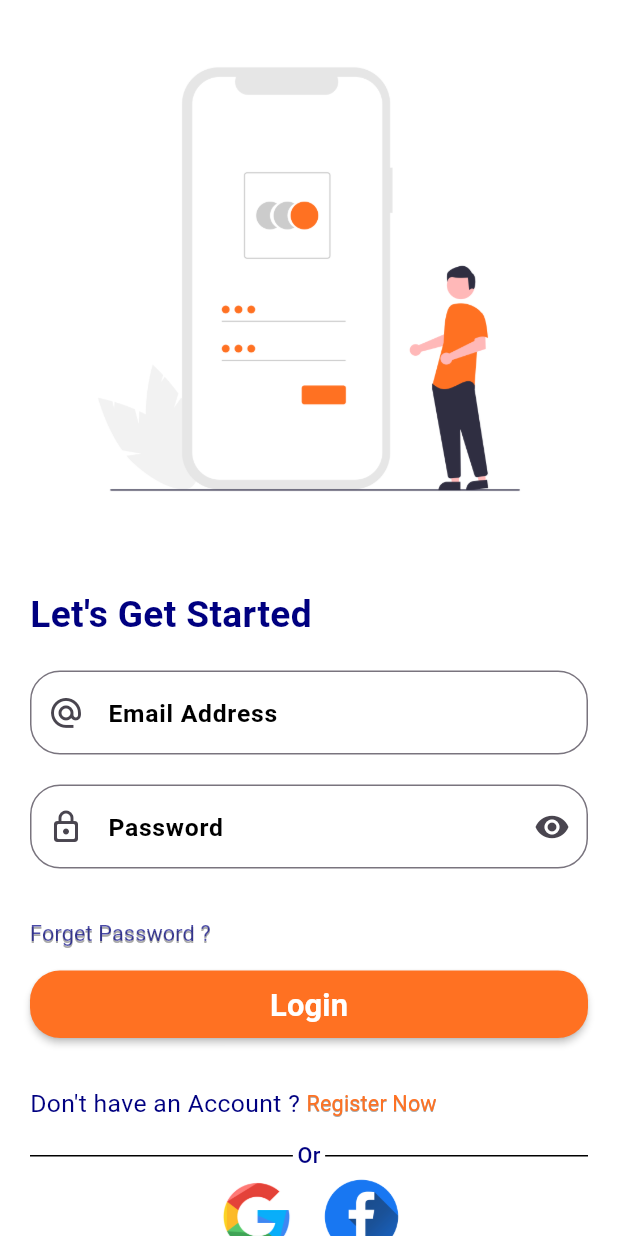
After one commit to NawwarAlbadawi/Travanix-mobileApp, a Flutter app: the LoginScreenView screen opened by its route, on a phone screen of 412 x 824 dp. The commit adds this screen. Run offline on Flutter 3.47's test engine with Material 3 defaults, Android fonts, the light colour scheme and no system bars; our stand-ins replace flutter_bloc, font_awesome_flutter, go_router, step_progress_indicator; Roboto replaces fonts that are missing (Montserrat).

Commit message:
Creat login Screen

```diff
--- /dev/null
+++ b/lib/Features/authentication/data/cubit/change_password_visibility/change_password_secure_cubit.dart
@@ -0,0 +1,26 @@
+
+import 'package:flutter/material.dart';
+import 'package:flutter_bloc/flutter_bloc.dart';
+part 'change_password_secure_state.dart';
+class ChangePasswordSecureCubit extends Cubit<ChangePasswordSecureState> {
+  ChangePasswordSecureCubit() : super(ChangePasswordSecureInitial());
+
+  static  ChangePasswordSecureCubit get (context)=> BlocProvider.of(context);
+
+  IconData passwordIcon=Icons.remove_red_eye;
+  bool isVisible =true;
+  IconData changePasswordVisibility()
+  {
+    isVisible=!isVisible;
+    if(isVisible)
+      {
+        passwordIcon=Icons.remove_red_eye_outlined;
+      }
+    else
+      {
+        passwordIcon=Icons.visibility_off_outlined;
+      }
+    emit(ChangePasswordVisibility());
+    return passwordIcon;
+  }
+}
--- /dev/null
+++ b/lib/Features/authentication/data/cubit/change_password_visibility/change_password_secure_state.dart
@@ -0,0 +1,7 @@
+part of 'change_password_secure_cubit.dart';
+
+@immutable
+sealed class ChangePasswordSecureState {}
+
+final class ChangePasswordSecureInitial extends ChangePasswordSecureState {}
+final class ChangePasswordVisibility extends ChangePasswordSecureState {}
--- /dev/null
+++ b/lib/Features/authentication/views/login_screen.dart
@@ -0,0 +1,13 @@
+import 'package:flutter/material.dart';
+import 'package:travanix/Features/authentication/widgets/login_screen_body.dart';
+class LoginScreenView extends StatelessWidget {
+  const LoginScreenView({super.key});
+
+  @override
+  Widget build(BuildContext context) {
+    return  Scaffold(
+
+      body: LoginScreenBody(),
+    );
+  }
+}
--- /dev/null
+++ b/lib/Features/authentication/widgets/login_screen_body.dart
@@ -0,0 +1,129 @@
+import 'package:flutter/material.dart';
+
+import 'package:travanix/Features/authentication/widgets/password_form_field.dart';
+import 'package:travanix/Features/authentication/widgets/second_way_of_login.dart';
+import 'package:travanix/core/styles/app_colors.dart';
+import 'package:travanix/core/styles/app_text_styles.dart';
+import 'package:travanix/core/widgets/custom_material_button.dart';
+import 'package:travanix/core/widgets/custom_text_button.dart';
+import 'package:travanix/core/widgets/custom_text_form_field.dart';
+import 'package:travanix/generated/assets.dart';
+class LoginScreenBody extends StatelessWidget {
+   LoginScreenBody({super.key});
+  var  emailController=TextEditingController();
+
+
+  @override
+  Widget build(BuildContext context) {
+    return  CustomScrollView(
+      slivers: [
+        SliverToBoxAdapter(
+          child:Padding(
+            padding: const EdgeInsets.symmetric(
+                horizontal: 20
+            ),
+            child: Column(
+              crossAxisAlignment: CrossAxisAlignment.start,
+              children: [
+                AspectRatio(
+                  aspectRatio: 1,
+                  child: Container(
+                    width: double.infinity,
+                    decoration: const BoxDecoration(
+                        image:DecorationImage(
+                            image:AssetImage(
+                                Assets.imagesLogin
+                            )
+                        )
+                    ),
+                  ),
+                ),
+               const SizedBox(height: 20,),
+                Text('Let''\'s Get Started',style:
+                  AppTextStyles.styleSemiBold24(context), ),
+                const   SizedBox(height: 20,),
+                CustomTextFormField(
+                  prefix:const Icon(Icons.alternate_email_outlined,),
+                  controller:emailController ,
+                  hintText: 'Email Address',
+                  validator: (string)
+                  {
+                    if(string!.isEmpty)
+                    {
+                      return 'Email must Not be Empty';
+                    }
+                    return 'dsfr';
+                  },
+
+                ),
+                const  SizedBox(height: 20,),
+                PasswordFormField(),
+                const   SizedBox(height: 20,),
+                const  CustomTextButton(
+                  text: 'Forget Password ?',
+
+                ),
+                SizedBox(
+                  width: double.infinity,
+                  height: 45,
+                  child: CustomMaterialButton(
+                    onPressed: (){
+
+                    },
+                    text: 'Login',
+                    radius: 20,),
+                ),
+                const  SizedBox(height: 20,),
+                Row(
+                  children: [
+                    Text('Don''\'t have an Account ? ',
+                      style: AppTextStyles.styleRegular16(context),),
+                    const CustomTextButton(text: 'Register Now',
+                      textColor: basicColor,)
+                  ],
+                ),
+                Row(
+                  mainAxisAlignment: MainAxisAlignment.center,
+                  children: [
+                    Expanded(
+                      child: Padding(
+                        padding: const EdgeInsets.only(right: 3.0),
+                        child: Container(
+                          height: 1,
+
+                          color: Colors.black,
+                        ),
+                      ),
+                    ),
+                    Text('Or',
+
+                      style: AppTextStyles.styleMedium14(context),),
+                    Expanded(
+                      child: Padding(
+                        padding: const EdgeInsets.only(left: 3.0),
+                        child: Container(
+                          height: 1,
+
+                          color: Colors.black,
+                        ),
+                      ),
+                    ),
+
+
+
+                  ],),
+                const SizedBox(height: 5,),
+              ],
+            ),
+          ) ,
+        ),
+        const SliverFillRemaining(
+          hasScrollBody: false,
+
+          child: SecondWayOfLogin(),
+        )
+      ],
+
+    );
+  }
+}
--- /dev/null
+++ b/lib/Features/authentication/widgets/password_form_field.dart
@@ -0,0 +1,44 @@
+import 'package:flutter/material.dart';
+import 'package:flutter_bloc/flutter_bloc.dart';
+import 'package:font_awesome_flutter/font_awesome_flutter.dart';
+import 'package:travanix/Features/authentication/data/cubit/change_password_visibility/change_password_secure_cubit.dart';
+
+import 'package:travanix/core/widgets/custom_text_form_field.dart';
+class PasswordFormField extends StatelessWidget {
+   PasswordFormField({super.key});
+  static var   passwordController=TextEditingController();
+
+
+  @override
+  Widget build(BuildContext context) {
+    return  BlocProvider(
+      create:(context)=> ChangePasswordSecureCubit(),
+      child: BlocBuilder<ChangePasswordSecureCubit,ChangePasswordSecureState>(
+          builder:(context,state){
+            return CustomTextFormField(
+              prefix:const Icon(Icons.lock_outline_rounded,),
+              controller:passwordController ,
+              hintText: 'Password',
+              isPassword: ChangePasswordSecureCubit.get(context).isVisible,
+              suffix: IconButton(
+                icon: Icon(
+                ChangePasswordSecureCubit.get(context).passwordIcon,
+                ),
+                onPressed: (){
+                  ChangePasswordSecureCubit.get(context).changePasswordVisibility();
+                },
+              ),
+              validator: (string)
+              {
+                if(string!.isEmpty)
+                {
+                  return 'Password must Not be Empty';
+                }
+                return 'dsfr';
+              },
+
+            );
+          } ),
+    );
+  }
+}
--- /dev/null
+++ b/lib/Features/authentication/widgets/second_way_of_login.dart
@@ -0,0 +1,57 @@
+
+import 'package:flutter/material.dart';
+import 'package:travanix/generated/assets.dart';
+
+class SecondWayOfLogin extends StatelessWidget {
+  const SecondWayOfLogin({
+    super.key,
+  });
+
+  @override
+  Widget build(BuildContext context) {
+    return Row(
+      children: [
+        const    Spacer(),
+        Container(
+          padding: EdgeInsets.zero,
+          decoration: BoxDecoration(
+            borderRadius: BorderRadius.circular(20),
+
+          ),
+          height: 50,
+          child:const  AspectRatio(
+            aspectRatio:1,
+            child:  Image(
+              image: AssetImage(Assets.imagesGoogle),
+              fit: BoxFit.contain,
+
+
+            ),
+          ),
+        ),
+        const   SizedBox(width: 20,),
+        Container(
+          padding: EdgeInsets.zero,
+          decoration: BoxDecoration(
+            borderRadius: BorderRadius.circular(20),
+
+
+
+
+          ),
+          height: 50,
+          child:const AspectRatio(
+            aspectRatio:1,
+            child:  Image(
+              image: AssetImage(Assets.imagesFacebook),
+              fit: BoxFit.contain,
+
+
+            ),
+          ),
+        ),
+        const   Spacer()
+      ],
+    );
+  }
+}
--- a/lib/Features/on_boarding/widgets/on_boarding_body.dart
+++ b/lib/Features/on_boarding/widgets/on_boarding_body.dart
@@ -1,10 +1,12 @@
 import 'package:flutter/material.dart';
+import 'package:go_router/go_router.dart';
 import 'package:step_progress_indicator/step_progress_indicator.dart';
 import 'package:travanix/Features/on_boarding/data/models.dart';
 import 'package:travanix/Features/on_boarding/widgets/on_boarding_body.dart';
 import 'package:travanix/Features/on_boarding/widgets/page_view_item.dart';
 import 'package:travanix/core/styles/app_colors.dart';
 import 'package:travanix/core/styles/app_text_styles.dart';
+import 'package:travanix/core/utils/routers.dart';
 import 'package:travanix/generated/assets.dart';
 class OnBoardingBody extends StatefulWidget {
   const OnBoardingBody({super.key});
@@ -60,9 +62,15 @@ class _OnBoardingBodyState extends State<OnBoardingBody> {
               height: 80,
               child: FloatingActionButton(
                 onPressed: (){
+                  if(pageIndex==2)
+                    {
+                      GoRouter.of(context).pushReplacement(AppRouter.loginScreen);
+                    }
+                  else
+                    {
                   controller.nextPage(duration:const Duration(
                     milliseconds: 100
-                  ), curve: Curves.easeInOutCirc);
+                  ), curve: Curves.easeInOutCirc);}
                 },
                 shape:const  OvalBorder(),
                 backgroundColor: Colors.transparent,
--- a/lib/Features/on_boarding/widgets/page_view_item.dart
+++ b/lib/Features/on_boarding/widgets/page_view_item.dart
@@ -13,7 +13,7 @@ class PageViewItem extends StatelessWidget {
     return   Column(
       crossAxisAlignment: CrossAxisAlignment.start,
       children: [
-        Spacer(),
+        const Spacer(),
         Image(
           image: AssetImage(
               item.image
@@ -22,7 +22,6 @@ class PageViewItem extends StatelessWidget {
           height: 300,
         ),
         const Spacer(),
-
         Text(
           '${item.title}',
           style: AppTextStyles.styleSemiBold20(context).copyWith(
--- a/lib/core/styles/app_colors.dart
+++ b/lib/core/styles/app_colors.dart
@@ -2,6 +2,6 @@
  import 'dart:ui';
 
 const basicColor=Color(0xffff7122);
- const navyBlueColor=Color(0xff0a0b2e);
+ const navyBlueColor=Color(0xff000080);
  const blackColor=Color(0xff000000);
  const greyColor=Color(0xffaaaaaa);
--- /dev/null
+++ b/lib/core/styles/app_styles.dart
@@ -0,0 +1,12 @@
+
+ import 'package:flutter/material.dart';
+import 'package:flutter/services.dart';
+
+const appTheme=  AppBarTheme(
+color: Colors.white,
+elevation: 0,
+scrolledUnderElevation: 0,
+systemOverlayStyle: SystemUiOverlayStyle(
+statusBarBrightness: Brightness.light,
+statusBarColor: Colors.white
+));
--- a/lib/core/styles/app_text_styles.dart
+++ b/lib/core/styles/app_text_styles.dart
@@ -70,7 +70,7 @@ abstract class AppTextStyles {
 
   static TextStyle styleSemiBold24(BuildContext context) {
     return TextStyle(
-      color: const Color(0xFF4EB7F2),
+      color: navyBlueColor,
       fontSize: getResponsiveFontSize(context, fontSize: 24),
       fontFamily: 'Montserrat',
       fontWeight: FontWeight.w600,
@@ -83,6 +83,14 @@ abstract class AppTextStyles {
       fontSize: getResponsiveFontSize(context, fontSize: 14),
       fontFamily: 'Montserrat',
       fontWeight: FontWeight.w400,
+    );
+  }
+  static TextStyle styleMedium14(BuildContext context) {
+    return TextStyle(
+      color: navyBlueColor,
+      fontSize: getResponsiveFontSize(context, fontSize: 14),
+      fontFamily: 'Montserrat',
+      fontWeight: FontWeight.w500,
     );
   }
 
--- a/lib/core/utils/routers.dart
+++ b/lib/core/utils/routers.dart
@@ -1,5 +1,6 @@
 import 'package:flutter/material.dart';
 import 'package:go_router/go_router.dart';
+import 'package:travanix/Features/authentication/views/login_screen.dart';
 import 'package:travanix/Features/on_boarding/views/on_boarding_view.dart';
 import 'package:travanix/Features/splash_view/views/splash_view.dart';
 
@@ -8,6 +9,7 @@ abstract class AppRouter
 {
    static const splashView ='/';
    static const onBoarding ='/OnBoarding';
+   static const loginScreen ='/loginScreen';
   static final  GoRouter router =  GoRouter(
     routes: <RouteBase>[
       GoRoute(
@@ -24,6 +26,13 @@ abstract class AppRouter
         },
 
       ),
+      GoRoute(
+        path:loginScreen ,
+        builder: (BuildContext context, GoRouterState state) {
+          return const LoginScreenView();
+        },
+
+      ),
     ],
 
   );
--- /dev/null
+++ b/lib/core/widgets/custom_material_button.dart
@@ -0,0 +1,32 @@
+
+import 'package:flutter/material.dart';
+import 'package:travanix/core/styles/app_colors.dart';
+import 'package:travanix/core/styles/app_text_styles.dart';
+
+class CustomMaterialButton extends StatelessWidget {
+  const CustomMaterialButton({super.key, required this.onPressed,  this.radius, required this.text});
+  final Function () onPressed;
+  final double  ? radius;
+  final String text;
+
+  @override
+  Widget build(BuildContext context) {
+    return MaterialButton(
+        onPressed:onPressed,
+      shape: RoundedRectangleBorder(
+        borderRadius: BorderRadius.circular(radius != null?radius!:30),
+
+
+
+      ),
+      color: basicColor,
+      child:  Text(text,
+      style: AppTextStyles.styleSemiBold20(context).copyWith(
+        color: Colors.white
+      )),
+
+
+
+    );
+  }
+}
--- /dev/null
+++ b/lib/core/widgets/custom_text_button.dart
@@ -0,0 +1,42 @@
+import 'package:flutter/material.dart';
+import 'package:travanix/core/styles/app_colors.dart';
+import 'package:travanix/core/styles/app_text_styles.dart';
+class CustomTextButton extends StatelessWidget {
+  const CustomTextButton({
+    super.key,  this.textColor, required this.text,
+  });
+  final String  text;
+  final Color ? textColor;
+
+  @override
+  Widget build(BuildContext context) {
+    return TextButton(
+      onPressed: (){},
+
+      style: TextButton.styleFrom(
+          shadowColor: Colors.black,
+
+          foregroundColor: Colors.transparent,
+          elevation: 0,
+          splashFactory: NoSplash.splashFactory,
+        padding: EdgeInsets.zero
+
+
+      ),
+
+
+      child: Text(text,
+        style: AppTextStyles.styleRegular14(context).copyWith(
+            color: textColor ?? navyBlueColor.withOpacity(.7),
+          shadows: [
+            const BoxShadow(
+              offset: Offset(0,1),
+              color: greyColor
+            )
+          ]
+        ),),
+
+
+    );
+  }
+}
--- /dev/null
+++ b/lib/core/widgets/custom_text_form_field.dart
@@ -0,0 +1,70 @@
+import 'package:flutter/material.dart';
+import 'package:travanix/core/styles/app_colors.dart';
+import 'package:travanix/core/styles/app_text_styles.dart';
+class CustomTextFormField extends StatelessWidget {
+  const CustomTextFormField({super.key,  this.radius=20, required this.prefix, this.suffix, this.onChange, this.onFieldSubmitted, required this.controller,  this.isPassword=false, required this.hintText, this.validator});
+  final double radius;
+  final Widget prefix;
+  final Widget ? suffix;
+  final Function (String ) ? onChange;
+  final Function (String) ? onFieldSubmitted;
+  final String Function  ( String?s )?  validator;
+  final TextEditingController controller;
+  final bool ? isPassword;
+  final String hintText;
+
+  @override
+  Widget build(BuildContext context) {
+    return  TextFormField(
+      decoration: InputDecoration(
+
+        border: buildOutlineInputBorder(),
+        prefixIcon:prefix,
+        suffixIcon: suffix,
+        labelText: hintText,
+        labelStyle: AppTextStyles.styleSemiBold16(context).copyWith(
+          color: Colors.black
+        ),
+        focusedBorder: buildOutlineInputBorder(),
+
+
+
+
+
+
+      ),
+
+      onChanged: onChange,
+
+      onFieldSubmitted:onFieldSubmitted ,
+      controller:controller ,
+      obscureText:isPassword !?true:false ,
+      validator:validator ,
+      onTap: (){
+
+
+      },
+
+    );
+  }
+
+  OutlineInputBorder buildOutlineInputBorder() {
+    return OutlineInputBorder(
+        borderRadius: BorderRadius.circular(radius),
+        borderSide:const BorderSide(
+          color: basicColor,
+          style: BorderStyle.solid,
+          strokeAlign: BorderSide.strokeAlignCenter
+
+
+        ),
+
+
+
+
+
+
+
+      );
+  }
+}
--- a/lib/main.dart
+++ b/lib/main.dart
@@ -1,5 +1,7 @@
 import 'package:flutter/material.dart';
+import 'package:flutter/services.dart';
 import 'package:travanix/Features/splash_view/views/splash_view.dart';
+import 'package:travanix/core/styles/app_styles.dart';
 import 'package:travanix/core/utils/routers.dart';
 
 void main() {
@@ -12,11 +14,18 @@ class MyApp extends StatelessWidget {
   // This widget is the root of your application.
   @override
   Widget build(BuildContext context) {
-    return MaterialApp.router(
-      routerConfig:AppRouter.router ,
-      theme: ThemeData(
-        scaffoldBackgroundColor: Colors.white
-      ),
+    return SafeArea(
+      child: MaterialApp.router(
+        routerConfig:AppRouter.router ,
+        debugShowCheckedModeBanner: false,
+        theme: ThemeData(
+          scaffoldBackgroundColor: Colors.white,
+          appBarTheme:appTheme
+          )
+
+        ),
+
+
 
 
     );
--- a/pubspec.yaml
+++ b/pubspec.yaml
@@ -37,6 +37,8 @@ dependencies:
   cupertino_icons: ^1.0.2
   step_progress_indicator: ^1.0.2
   go_router: ^13.2.4
+  font_awesome_flutter: ^10.7.0
+  flutter_bloc: ^8.1.5
 
 dev_dependencies:
   flutter_test:
```
Also changed, not shown: assets/images/facebook.png (added), assets/images/google.png (added), assets/images/login.png (added), lib/generated/assets.dart, pubspec.lock.
